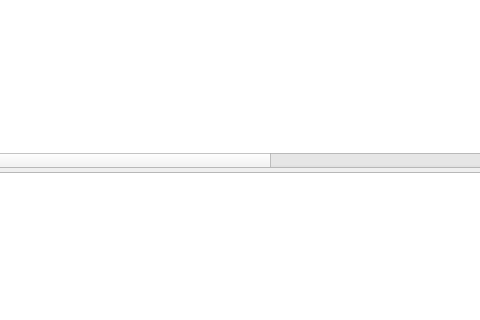
First picture: the form in src/MVHub/MVHub.ui, repository imgag/ngs-bits, before the edit; both pictures show x 886 to 1366 and y 265 to 585 of the 1500 by 800 pixel window.
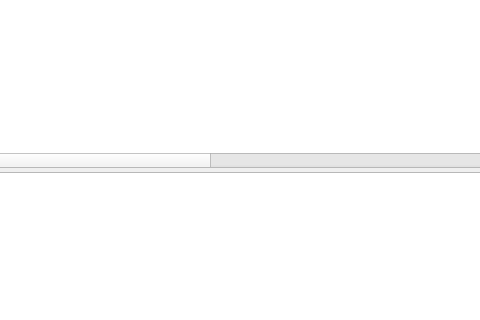
Second picture: the form after the edit. Icons and pictures are not drawn.

Commit message: MVHub: added column with BfArM reply for export

What changed in the file:
```diff
--- a/src/MVHub/MVHub.ui
+++ b/src/MVHub/MVHub.ui
@@ -368,6 +368,11 @@
          <string>export status</string>
         </property>
        </column>
+       <column>
+        <property name="text">
+         <string>export confirmation</string>
+        </property>
+       </column>
       </widget>
       <widget class="QPlainTextEdit" name="output"/>
      </widget>
```
The commit also changes 2 other files.
